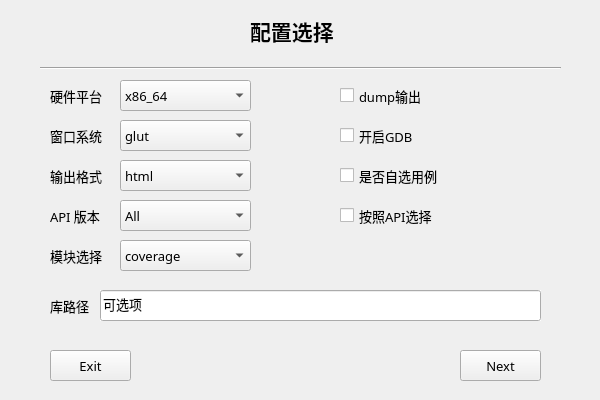
feishengfei/benchUI, file basebench/cfg_page.ui: the form before one commit.
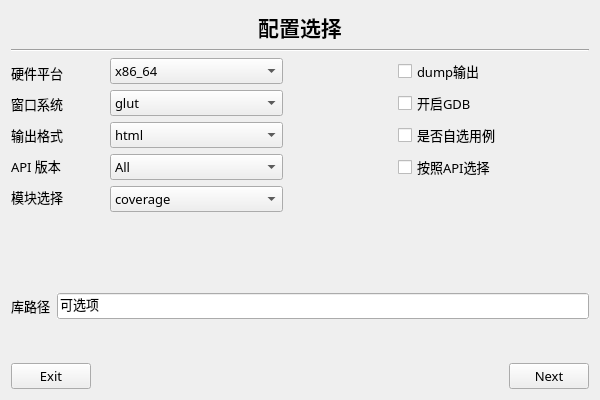
The form after the commit.

```diff
--- a/basebench/cfg_page.ui
+++ b/basebench/cfg_page.ui
@@ -10,20 +10,200 @@
     <height>400</height>
    </rect>
   </property>
+  <property name="sizePolicy">
+   <sizepolicy hsizetype="Expanding" vsizetype="Expanding">
+    <horstretch>0</horstretch>
+    <verstretch>0</verstretch>
+   </sizepolicy>
+  </property>
   <property name="windowTitle">
    <string>Form</string>
   </property>
+  <layout class="QGridLayout" name="gridLayout_2">
+   <item row="0" column="0">
+    <layout class="QVBoxLayout" name="verticalLayout_6">
+     <item>
+      <layout class="QHBoxLayout" name="horizontalLayout_4" stretch="5,9,5">
+       <item>
+        <spacer name="horizontalSpacer_3">
+         <property name="orientation">
+          <enum>Qt::Horizontal</enum>
+         </property>
+         <property name="sizeHint" stdset="0">
+          <size>
+           <width>40</width>
+           <height>20</height>
+          </size>
+         </property>
+        </spacer>
+       </item>
+       <item>
+        <widget class="QLabel" name="label">
+         <property name="sizePolicy">
+          <sizepolicy hsizetype="Expanding" vsizetype="Expanding">
+           <horstretch>0</horstretch>
+           <verstretch>0</verstretch>
+          </sizepolicy>
+         </property>
+         <property name="font">
+          <font>
+           <family>微软雅黑</family>
+           <pointsize>16</pointsize>
+           <weight>75</weight>
+           <bold>true</bold>
+          </font>
+         </property>
+         <property name="layoutDirection">
+          <enum>Qt::LeftToRight</enum>
+         </property>
+         <property name="autoFillBackground">
+          <bool>true</bool>
+         </property>
+         <property name="text">
+          <string>配置选择</string>
+         </property>
+         <property name="alignment">
+          <set>Qt::AlignCenter</set>
+         </property>
+        </widget>
+       </item>
+       <item>
+        <spacer name="horizontalSpacer_4">
+         <property name="orientation">
+          <enum>Qt::Horizontal</enum>
+         </property>
+         <property name="sizeHint" stdset="0">
+          <size>
+           <width>40</width>
+           <height>20</height>
+          </size>
+         </property>
+        </spacer>
+       </item>
+      </layout>
+     </item>
+     <item>
+      <widget class="Line" name="line">
+       <property name="sizePolicy">
+        <sizepolicy hsizetype="Expanding" vsizetype="Fixed">
+         <horstretch>0</horstretch>
+         <verstretch>0</verstretch>
+        </sizepolicy>
+       </property>
+       <property name="font">
+        <font>
+         <family>微软雅黑</family>
+         <pointsize>10</pointsize>
+        </font>
+       </property>
+       <property name="autoFillBackground">
+        <bool>true</bool>
+       </property>
+       <property name="orientation">
+        <enum>Qt::Horizontal</enum>
+       </property>
+      </widget>
+     </item>
+     <item>
+      <layout class="QHBoxLayout" name="horizontalLayout_6" stretch="10,4,7">
+       <item>
+        <layout class="QVBoxLayout" name="verticalLayout_5" stretch="10,2">
+         <item>
+          <layout class="QHBoxLayout" name="horizontalLayout_5" stretch="7,13">
+           <item>
+            <layout class="QVBoxLayout" name="verticalLayout_2">
+             <item>
+              <widget class="QLabel" name="label_configArch">
+               <property name="sizePolicy">
+                <sizepolicy hsizetype="Expanding" vsizetype="Fixed">
+                 <horstretch>0</horstretch>
+                 <verstretch>0</verstretch>
+                </sizepolicy>
+               </property>
+               <property name="font">
+                <font>
+                 <family>微软雅黑</family>
+                 <pointsize>10</pointsize>
+                </font>
+               </property>
+               <property name="autoFillBackground">
+                <bool>true</bool>
+               </property>
+               <property name="text">
+                <string>硬件平台</string>
+               </property>
+              </widget>
+             </item>
+             <item>
+              <widget class="QLabel" name="label_configOutform_5">
+               <property name="sizePolicy">
+                <sizepolicy hsizetype="Expanding" vsizetype="Fixed">
+                 <horstretch>0</horstretch>
+                 <verstretch>0</verstretch>
+                </sizepolicy>
+               </property>
+               <property name="font">
+                <font>
+                 <family>微软雅黑</family>
+                 <pointsize>10</pointsize>
+                </font>
+               </property>
+               <property name="autoFillBackground">
+                <bool>true</bool>
+               </property>
+               <property name="text">
+                <string>窗口系统</string>
+               </property>
+              </widget>
+             </item>
+             <item>
+              <widget class="QLabel" name="label_configOutform">
+               <property name="sizePolicy">
+                <sizepolicy hsizetype="Expanding" vsizetype="Fixed">
+                 <horstretch>0</horstretch>
+                 <verstretch>0</verstretch>
+                </sizepolicy>
+               </property>
+               <property name="font">
+                <font>
+                 <family>微软雅黑</family>
+                 <pointsize>10</pointsize>
+                </font>
+               </property>
+               <property name="autoFillBackground">
+                <bool>true</bool>
+               </property>
+               <property name="text">
+                <string>输出格式</string>
+               </property>
+              </widget>
+             </item>
+             <item>
+              <widget class="QLabel" name="label_configOutform_2">
+               <property name="sizePolicy">
+                <sizepolicy hsizetype="Expanding" vsizetype="Fixed">
+                 <horstretch>0</horstretch>
+                 <verstretch>0</verstretch>
+                </sizepolicy>
+               </property>
+               <property name="font">
+                <font>
+                 <family>微软雅黑</family>
+                 <pointsize>10</pointsize>
+                </font>
+               </property>
+               <property name="autoFillBackground">
+                <bool>true</bool>
+               </property>
+               <property name="text">
+                <string>API 版本</string>
+               </property>
+              </widget>
+             </item>
+             <item>
   <widget class="QLabel" name="label_configOutform_4">
-   <property name="geometry">
-    <rect>
-     <x>50</x>
-     <y>240</y>
-     <width>61</width>
-     <height>31</height>
-    </rect>
-   </property>
    <property name="sizePolicy">
-    <sizepolicy hsizetype="Ignored" vsizetype="Ignored">
+                <sizepolicy hsizetype="Expanding" vsizetype="Fixed">
      <horstretch>0</horstretch>
      <verstretch>0</verstretch>
     </sizepolicy>
@@ -41,17 +221,15 @@
     <string>模块选择</string>
    </property>
   </widget>
-  <widget class="QPushButton" name="cfgNextBtn">
-   <property name="geometry">
-    <rect>
-     <x>460</x>
-     <y>350</y>
-     <width>81</width>
-     <height>31</height>
-    </rect>
-   </property>
+             </item>
+            </layout>
+           </item>
+           <item>
+            <layout class="QVBoxLayout" name="verticalLayout">
+             <item>
+              <widget class="QComboBox" name="configArchBox">
    <property name="sizePolicy">
-    <sizepolicy hsizetype="Ignored" vsizetype="Ignored">
+                <sizepolicy hsizetype="Expanding" vsizetype="Fixed">
      <horstretch>0</horstretch>
      <verstretch>0</verstretch>
     </sizepolicy>
@@ -65,21 +243,27 @@
    <property name="autoFillBackground">
     <bool>true</bool>
    </property>
+               <item>
    <property name="text">
-    <string>Next</string>
-   </property>
-  </widget>
+                 <string>x86_64</string>
+                </property>
+               </item>
+               <item>
+                <property name="text">
+                 <string>mips64</string>
+                </property>
+               </item>
+               <item>
+                <property name="text">
+                 <string>armv8</string>
+                </property>
+               </item>
+              </widget>
+             </item>
+             <item>
   <widget class="QComboBox" name="configOutformBox_5">
-   <property name="geometry">
-    <rect>
-     <x>120</x>
-     <y>120</y>
-     <width>131</width>
-     <height>31</height>
-    </rect>
-   </property>
    <property name="sizePolicy">
-    <sizepolicy hsizetype="Ignored" vsizetype="Ignored">
+                <sizepolicy hsizetype="Expanding" vsizetype="Fixed">
      <horstretch>0</horstretch>
      <verstretch>0</verstretch>
     </sizepolicy>
@@ -119,17 +303,11 @@
     </property>
    </item>
   </widget>
-  <widget class="QLabel" name="label_configOutform_2">
-   <property name="geometry">
-    <rect>
-     <x>50</x>
-     <y>200</y>
-     <width>61</width>
-     <height>31</height>
-    </rect>
-   </property>
+             </item>
+             <item>
+              <widget class="QComboBox" name="configOutformBox">
    <property name="sizePolicy">
-    <sizepolicy hsizetype="Ignored" vsizetype="Ignored">
+                <sizepolicy hsizetype="Expanding" vsizetype="Fixed">
      <horstretch>0</horstretch>
      <verstretch>0</verstretch>
     </sizepolicy>
@@ -143,241 +321,22 @@
    <property name="autoFillBackground">
     <bool>true</bool>
    </property>
-   <property name="text">
-    <string>API 版本</string>
-   </property>
-  </widget>
-  <widget class="Line" name="line">
-   <property name="geometry">
-    <rect>
-     <x>40</x>
-     <y>60</y>
-     <width>521</width>
-     <height>16</height>
-    </rect>
-   </property>
-   <property name="sizePolicy">
-    <sizepolicy hsizetype="Ignored" vsizetype="Ignored">
-     <horstretch>0</horstretch>
-     <verstretch>0</verstretch>
-    </sizepolicy>
-   </property>
-   <property name="font">
-    <font>
-     <family>微软雅黑</family>
-     <pointsize>10</pointsize>
-    </font>
-   </property>
-   <property name="autoFillBackground">
-    <bool>true</bool>
-   </property>
-   <property name="orientation">
-    <enum>Qt::Horizontal</enum>
-   </property>
-  </widget>
-  <widget class="QLabel" name="label_configArch">
-   <property name="geometry">
-    <rect>
-     <x>50</x>
-     <y>80</y>
-     <width>61</width>
-     <height>31</height>
-    </rect>
-   </property>
-   <property name="sizePolicy">
-    <sizepolicy hsizetype="Ignored" vsizetype="Ignored">
-     <horstretch>0</horstretch>
-     <verstretch>0</verstretch>
-    </sizepolicy>
-   </property>
-   <property name="font">
-    <font>
-     <family>微软雅黑</family>
-     <pointsize>10</pointsize>
-    </font>
-   </property>
-   <property name="autoFillBackground">
-    <bool>true</bool>
-   </property>
-   <property name="text">
-    <string>硬件平台</string>
-   </property>
-  </widget>
-  <widget class="QLabel" name="label">
-   <property name="geometry">
-    <rect>
-     <x>250</x>
-     <y>10</y>
-     <width>181</width>
-     <height>41</height>
-    </rect>
-   </property>
-   <property name="sizePolicy">
-    <sizepolicy hsizetype="Ignored" vsizetype="Ignored">
-     <horstretch>0</horstretch>
-     <verstretch>0</verstretch>
-    </sizepolicy>
-   </property>
-   <property name="font">
-    <font>
-     <family>微软雅黑</family>
-     <pointsize>16</pointsize>
-     <weight>75</weight>
-     <bold>true</bold>
-    </font>
-   </property>
-   <property name="autoFillBackground">
-    <bool>true</bool>
-   </property>
-   <property name="text">
-    <string>配置选择</string>
-   </property>
-  </widget>
-  <widget class="QComboBox" name="configOutformBox_4">
-   <property name="geometry">
-    <rect>
-     <x>120</x>
-     <y>240</y>
-     <width>131</width>
-     <height>31</height>
-    </rect>
-   </property>
-   <property name="sizePolicy">
-    <sizepolicy hsizetype="Ignored" vsizetype="Ignored">
-     <horstretch>0</horstretch>
-     <verstretch>0</verstretch>
-    </sizepolicy>
-   </property>
-   <property name="font">
-    <font>
-     <family>微软雅黑</family>
-     <pointsize>10</pointsize>
-    </font>
-   </property>
-   <property name="autoFillBackground">
-    <bool>true</bool>
-   </property>
    <item>
     <property name="text">
-     <string>coverage</string>
+                 <string>html</string>
     </property>
    </item>
    <item>
     <property name="text">
-     <string>function</string>
-    </property>
-   </item>
-   <item>
-    <property name="text">
-     <string>error</string>
-    </property>
+                 <string>excel</string>
+                </property>
+               </item>
+              </widget>
    </item>
    <item>
-    <property name="text">
-     <string>limit</string>
-    </property>
-   </item>
-   <item>
-    <property name="text">
-     <string>shader</string>
-    </property>
-   </item>
-  </widget>
-  <widget class="QLabel" name="label_configOutform">
-   <property name="geometry">
-    <rect>
-     <x>50</x>
-     <y>160</y>
-     <width>61</width>
-     <height>31</height>
-    </rect>
-   </property>
-   <property name="sizePolicy">
-    <sizepolicy hsizetype="Ignored" vsizetype="Ignored">
-     <horstretch>0</horstretch>
-     <verstretch>0</verstretch>
-    </sizepolicy>
-   </property>
-   <property name="font">
-    <font>
-     <family>微软雅黑</family>
-     <pointsize>10</pointsize>
-    </font>
-   </property>
-   <property name="autoFillBackground">
-    <bool>true</bool>
-   </property>
-   <property name="text">
-    <string>输出格式</string>
-   </property>
-  </widget>
-  <widget class="QCheckBox" name="cfgSelfCheck">
-   <property name="geometry">
-    <rect>
-     <x>340</x>
-     <y>160</y>
-     <width>151</width>
-     <height>31</height>
-    </rect>
-   </property>
-   <property name="sizePolicy">
-    <sizepolicy hsizetype="Ignored" vsizetype="Ignored">
-     <horstretch>0</horstretch>
-     <verstretch>0</verstretch>
-    </sizepolicy>
-   </property>
-   <property name="font">
-    <font>
-     <family>微软雅黑</family>
-     <pointsize>10</pointsize>
-    </font>
-   </property>
-   <property name="autoFillBackground">
-    <bool>true</bool>
-   </property>
-   <property name="text">
-    <string>是否自选用例</string>
-   </property>
-  </widget>
-  <widget class="QCheckBox" name="configDumpBox">
-   <property name="geometry">
-    <rect>
-     <x>340</x>
-     <y>80</y>
-     <width>141</width>
-     <height>31</height>
-    </rect>
-   </property>
-   <property name="sizePolicy">
-    <sizepolicy hsizetype="Ignored" vsizetype="Ignored">
-     <horstretch>0</horstretch>
-     <verstretch>0</verstretch>
-    </sizepolicy>
-   </property>
-   <property name="font">
-    <font>
-     <family>微软雅黑</family>
-     <pointsize>10</pointsize>
-    </font>
-   </property>
-   <property name="autoFillBackground">
-    <bool>true</bool>
-   </property>
-   <property name="text">
-    <string>dump输出</string>
-   </property>
-  </widget>
   <widget class="QComboBox" name="configOutformBox_2">
-   <property name="geometry">
-    <rect>
-     <x>120</x>
-     <y>200</y>
-     <width>131</width>
-     <height>31</height>
-    </rect>
-   </property>
    <property name="sizePolicy">
-    <sizepolicy hsizetype="Ignored" vsizetype="Ignored">
+                <sizepolicy hsizetype="Expanding" vsizetype="Fixed">
      <horstretch>0</horstretch>
      <verstretch>0</verstretch>
     </sizepolicy>
@@ -512,17 +471,11 @@
     </property>
    </item>
   </widget>
-  <widget class="QLineEdit" name="lineEdit">
-   <property name="geometry">
-    <rect>
-     <x>100</x>
-     <y>290</y>
-     <width>441</width>
-     <height>31</height>
-    </rect>
-   </property>
+             </item>
+             <item>
+              <widget class="QComboBox" name="configOutformBox_4">
    <property name="sizePolicy">
-    <sizepolicy hsizetype="Ignored" vsizetype="Ignored">
+                <sizepolicy hsizetype="Expanding" vsizetype="Fixed">
      <horstretch>0</horstretch>
      <verstretch>0</verstretch>
     </sizepolicy>
@@ -536,100 +489,19 @@
    <property name="autoFillBackground">
     <bool>true</bool>
    </property>
-   <property name="text">
-    <string>可选项</string>
-   </property>
-  </widget>
-  <widget class="QComboBox" name="configOutformBox">
-   <property name="geometry">
-    <rect>
-     <x>120</x>
-     <y>160</y>
-     <width>131</width>
-     <height>31</height>
-    </rect>
-   </property>
-   <property name="sizePolicy">
-    <sizepolicy hsizetype="Ignored" vsizetype="Ignored">
-     <horstretch>0</horstretch>
-     <verstretch>0</verstretch>
-    </sizepolicy>
-   </property>
-   <property name="font">
-    <font>
-     <family>微软雅黑</family>
-     <pointsize>10</pointsize>
-    </font>
-   </property>
-   <property name="autoFillBackground">
-    <bool>true</bool>
-   </property>
    <item>
     <property name="text">
-     <string>html</string>
+                 <string>coverage</string>
     </property>
    </item>
    <item>
     <property name="text">
-     <string>excel</string>
-    </property>
-   </item>
-  </widget>
-  <widget class="QLabel" name="label_configLibpath">
-   <property name="geometry">
-    <rect>
-     <x>50</x>
-     <y>290</y>
-     <width>41</width>
-     <height>31</height>
-    </rect>
-   </property>
-   <property name="sizePolicy">
-    <sizepolicy hsizetype="Ignored" vsizetype="Ignored">
-     <horstretch>0</horstretch>
-     <verstretch>0</verstretch>
-    </sizepolicy>
-   </property>
-   <property name="font">
-    <font>
-     <family>微软雅黑</family>
-     <pointsize>10</pointsize>
-    </font>
-   </property>
-   <property name="autoFillBackground">
-    <bool>true</bool>
-   </property>
-   <property name="text">
-    <string>库路径</string>
-   </property>
-  </widget>
-  <widget class="QComboBox" name="configArchBox">
-   <property name="geometry">
-    <rect>
-     <x>120</x>
-     <y>80</y>
-     <width>131</width>
-     <height>31</height>
-    </rect>
-   </property>
-   <property name="sizePolicy">
-    <sizepolicy hsizetype="Ignored" vsizetype="Ignored">
-     <horstretch>0</horstretch>
-     <verstretch>0</verstretch>
-    </sizepolicy>
-   </property>
-   <property name="font">
-    <font>
-     <family>微软雅黑</family>
-     <pointsize>10</pointsize>
-    </font>
-   </property>
-   <property name="autoFillBackground">
-    <bool>true</bool>
-   </property>
+                 <string>function</string>
+                </property>
+               </item>
    <item>
     <property name="text">
-     <string>x86_64</string>
+                 <string>error</string>
     </property>
    </item>
    <item>
@@ -643,45 +515,47 @@
     </property>
    </item>
   </widget>
-  <widget class="QLabel" name="label_configOutform_5">
-   <property name="geometry">
-    <rect>
-     <x>50</x>
-     <y>120</y>
-     <width>61</width>
-     <height>31</height>
-    </rect>
-   </property>
-   <property name="sizePolicy">
-    <sizepolicy hsizetype="Ignored" vsizetype="Ignored">
-     <horstretch>0</horstretch>
-     <verstretch>0</verstretch>
-    </sizepolicy>
-   </property>
-   <property name="font">
-    <font>
-     <family>微软雅黑</family>
-     <pointsize>10</pointsize>
-    </font>
-   </property>
-   <property name="autoFillBackground">
-    <bool>true</bool>
-   </property>
-   <property name="text">
-    <string>窗口系统</string>
-   </property>
-  </widget>
-  <widget class="QPushButton" name="cfgExitBtn">
-   <property name="geometry">
-    <rect>
-     <x>50</x>
-     <y>350</y>
-     <width>81</width>
-     <height>31</height>
-    </rect>
-   </property>
+             </item>
+            </layout>
+           </item>
+          </layout>
+         </item>
+         <item>
+          <spacer name="verticalSpacer_4">
+           <property name="orientation">
+            <enum>Qt::Vertical</enum>
+           </property>
+           <property name="sizeHint" stdset="0">
+            <size>
+             <width>20</width>
+             <height>40</height>
+            </size>
+           </property>
+          </spacer>
+         </item>
+        </layout>
+       </item>
+       <item>
+        <spacer name="horizontalSpacer_2">
+         <property name="orientation">
+          <enum>Qt::Horizontal</enum>
+         </property>
+         <property name="sizeHint" stdset="0">
+          <size>
+           <width>40</width>
+           <height>20</height>
+          </size>
+         </property>
+        </spacer>
+       </item>
+       <item>
+        <layout class="QVBoxLayout" name="verticalLayout_4" stretch="8,4">
+         <item>
+          <layout class="QVBoxLayout" name="verticalLayout_3">
+           <item>
+            <widget class="QCheckBox" name="configDumpBox">
    <property name="sizePolicy">
-    <sizepolicy hsizetype="Ignored" vsizetype="Ignored">
+              <sizepolicy hsizetype="Expanding" vsizetype="Fixed">
      <horstretch>0</horstretch>
      <verstretch>0</verstretch>
     </sizepolicy>
@@ -696,20 +570,14 @@
     <bool>true</bool>
    </property>
    <property name="text">
-    <string>Exit</string>
-   </property>
-  </widget>
+              <string>dump输出</string>
+             </property>
+            </widget>
+           </item>
+           <item>
   <widget class="QCheckBox" name="configGDBBox">
-   <property name="geometry">
-    <rect>
-     <x>340</x>
-     <y>120</y>
-     <width>151</width>
-     <height>31</height>
-    </rect>
-   </property>
    <property name="sizePolicy">
-    <sizepolicy hsizetype="Ignored" vsizetype="Ignored">
+              <sizepolicy hsizetype="Expanding" vsizetype="Fixed">
      <horstretch>0</horstretch>
      <verstretch>0</verstretch>
     </sizepolicy>
@@ -727,17 +595,33 @@
     <string>开启GDB</string>
    </property>
   </widget>
+           </item>
+           <item>
+            <widget class="QCheckBox" name="cfgSelfCheck">
+             <property name="sizePolicy">
+              <sizepolicy hsizetype="Expanding" vsizetype="Fixed">
+               <horstretch>0</horstretch>
+               <verstretch>0</verstretch>
+              </sizepolicy>
+             </property>
+             <property name="font">
+              <font>
+               <family>微软雅黑</family>
+               <pointsize>10</pointsize>
+              </font>
+             </property>
+             <property name="autoFillBackground">
+              <bool>true</bool>
+             </property>
+             <property name="text">
+              <string>是否自选用例</string>
+             </property>
+            </widget>
+           </item>
+           <item>
   <widget class="QCheckBox" name="cfgAPICheck">
-   <property name="geometry">
-    <rect>
-     <x>340</x>
-     <y>200</y>
-     <width>151</width>
-     <height>31</height>
-    </rect>
-   </property>
    <property name="sizePolicy">
-    <sizepolicy hsizetype="Ignored" vsizetype="Ignored">
+              <sizepolicy hsizetype="Expanding" vsizetype="Fixed">
      <horstretch>0</horstretch>
      <verstretch>0</verstretch>
     </sizepolicy>
@@ -755,6 +639,164 @@
     <string>按照API选择</string>
    </property>
   </widget>
+           </item>
+          </layout>
+         </item>
+         <item>
+          <spacer name="verticalSpacer">
+           <property name="orientation">
+            <enum>Qt::Vertical</enum>
+           </property>
+           <property name="sizeHint" stdset="0">
+            <size>
+             <width>20</width>
+             <height>40</height>
+            </size>
+           </property>
+          </spacer>
+         </item>
+        </layout>
+       </item>
+      </layout>
+     </item>
+     <item>
+      <spacer name="verticalSpacer_2">
+       <property name="orientation">
+        <enum>Qt::Vertical</enum>
+       </property>
+       <property name="sizeHint" stdset="0">
+        <size>
+         <width>20</width>
+         <height>40</height>
+        </size>
+       </property>
+      </spacer>
+     </item>
+     <item>
+      <layout class="QHBoxLayout" name="horizontalLayout_3" stretch="2,20">
+       <item>
+        <widget class="QLabel" name="label_configLibpath">
+         <property name="sizePolicy">
+          <sizepolicy hsizetype="Fixed" vsizetype="Fixed">
+           <horstretch>0</horstretch>
+           <verstretch>0</verstretch>
+          </sizepolicy>
+         </property>
+         <property name="font">
+          <font>
+           <family>微软雅黑</family>
+           <pointsize>10</pointsize>
+          </font>
+         </property>
+         <property name="autoFillBackground">
+          <bool>true</bool>
+         </property>
+         <property name="text">
+          <string>库路径</string>
+         </property>
+        </widget>
+       </item>
+       <item>
+        <widget class="QLineEdit" name="lineEdit">
+         <property name="sizePolicy">
+          <sizepolicy hsizetype="Expanding" vsizetype="Fixed">
+           <horstretch>0</horstretch>
+           <verstretch>0</verstretch>
+          </sizepolicy>
+         </property>
+         <property name="font">
+          <font>
+           <family>微软雅黑</family>
+           <pointsize>10</pointsize>
+          </font>
+         </property>
+         <property name="autoFillBackground">
+          <bool>true</bool>
+         </property>
+         <property name="text">
+          <string>可选项</string>
+         </property>
+        </widget>
+       </item>
+      </layout>
+     </item>
+     <item>
+      <spacer name="verticalSpacer_3">
+       <property name="orientation">
+        <enum>Qt::Vertical</enum>
+       </property>
+       <property name="sizeHint" stdset="0">
+        <size>
+         <width>20</width>
+         <height>40</height>
+        </size>
+       </property>
+      </spacer>
+     </item>
+     <item>
+      <layout class="QHBoxLayout" name="horizontalLayout_2" stretch="2,9,2">
+       <item>
+        <widget class="QPushButton" name="cfgExitBtn">
+         <property name="sizePolicy">
+          <sizepolicy hsizetype="Fixed" vsizetype="Fixed">
+           <horstretch>0</horstretch>
+           <verstretch>0</verstretch>
+          </sizepolicy>
+         </property>
+         <property name="font">
+          <font>
+           <family>微软雅黑</family>
+           <pointsize>10</pointsize>
+          </font>
+         </property>
+         <property name="autoFillBackground">
+          <bool>true</bool>
+         </property>
+         <property name="text">
+          <string>Exit</string>
+         </property>
+        </widget>
+       </item>
+       <item>
+        <spacer name="horizontalSpacer">
+         <property name="orientation">
+          <enum>Qt::Horizontal</enum>
+         </property>
+         <property name="sizeHint" stdset="0">
+          <size>
+           <width>40</width>
+           <height>20</height>
+          </size>
+         </property>
+        </spacer>
+       </item>
+       <item>
+        <widget class="QPushButton" name="cfgNextBtn">
+         <property name="sizePolicy">
+          <sizepolicy hsizetype="Fixed" vsizetype="Fixed">
+           <horstretch>0</horstretch>
+           <verstretch>0</verstretch>
+          </sizepolicy>
+         </property>
+         <property name="font">
+          <font>
+           <family>微软雅黑</family>
+           <pointsize>10</pointsize>
+          </font>
+         </property>
+         <property name="autoFillBackground">
+          <bool>true</bool>
+         </property>
+         <property name="text">
+          <string>Next</string>
+         </property>
+        </widget>
+       </item>
+      </layout>
+     </item>
+    </layout>
+   </item>
+  </layout>
  </widget>
  <resources/>
  <connections/>
```
Left out of the diff: 4 changed lines with no effect on the pictures. Lines whose indentation alone changed are shown as unchanged.
